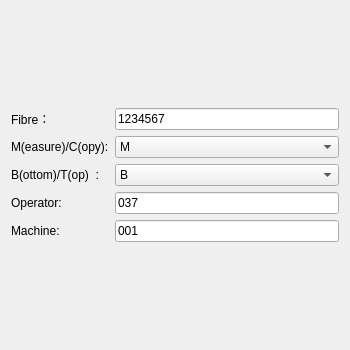
First picture: the form in GUI/UI/cap.ui, repository lidingke/fiberGeometry, before the edit.
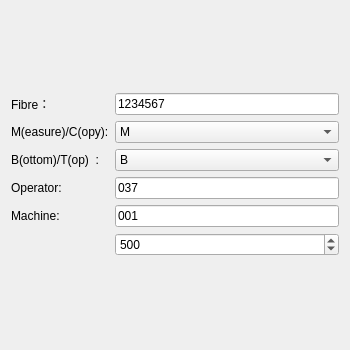
Second picture: the form after the edit.

Commit message: v1.1.4 b core cross refactoring, diff radius ui update.

```diff
--- a/GUI/UI/cap.ui
+++ b/GUI/UI/cap.ui
@@ -106,6 +106,22 @@
        </property>
       </widget>
      </item>
+     <item row="5" column="1">
+      <widget class="QSpinBox" name="cap_diffrange">
+       <property name="minimum">
+        <number>10</number>
+       </property>
+       <property name="maximum">
+        <number>972</number>
+       </property>
+       <property name="singleStep">
+        <number>10</number>
+       </property>
+       <property name="value">
+        <number>500</number>
+       </property>
+      </widget>
+     </item>
     </layout>
    </item>
   </layout>
```
The commit also changes 6 other files.
